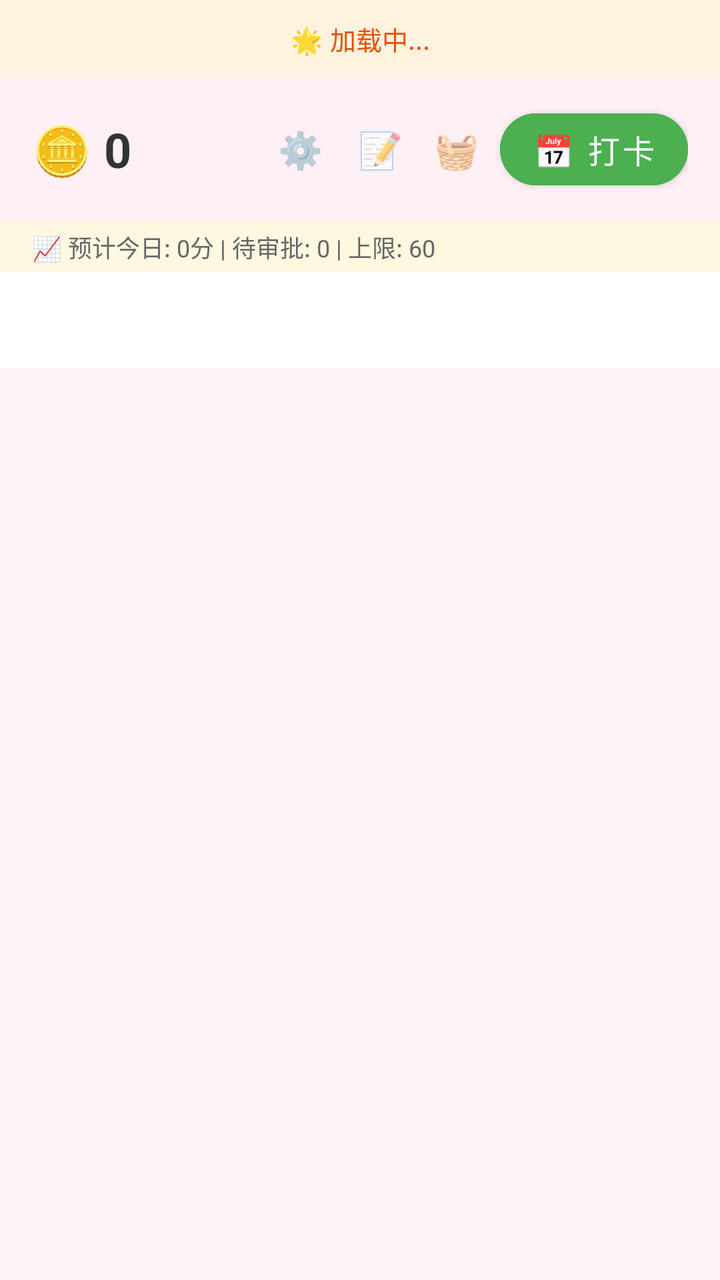
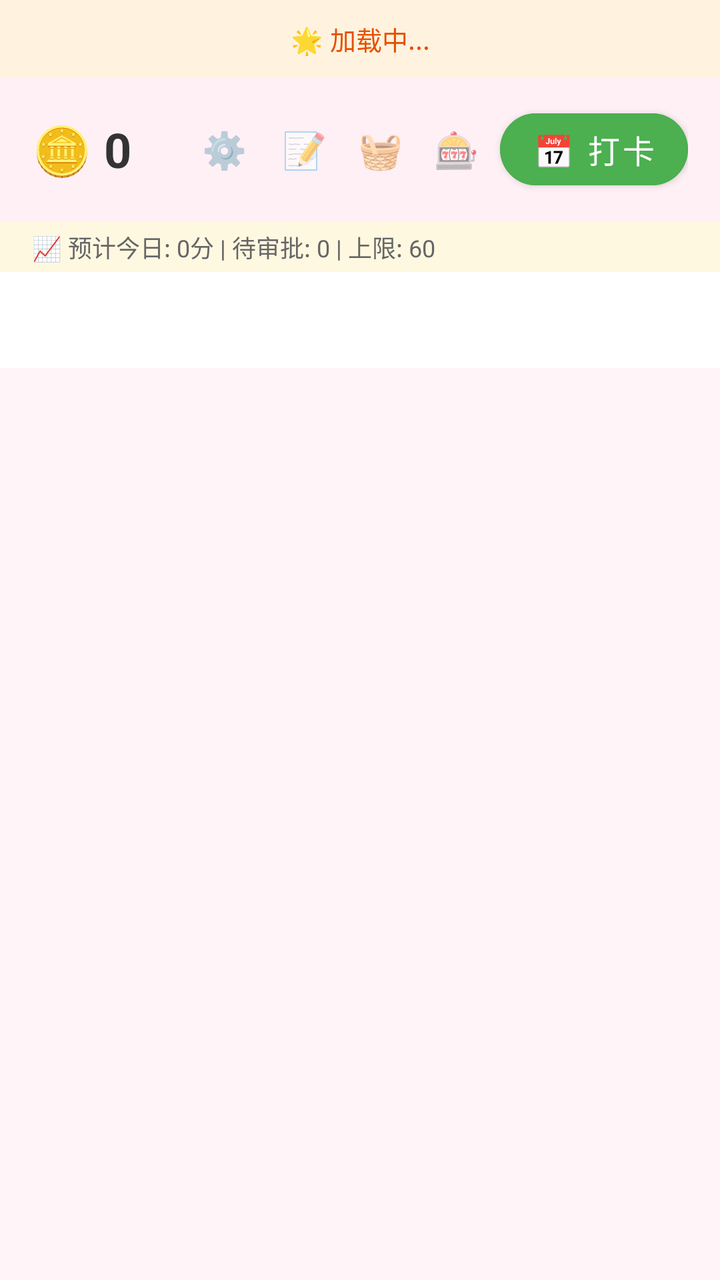

Screens rendered from an Android XML layout before and after an edit, with the pre-edit source and the edit as a unified diff.
<!-- AndroidManifest.xml: activity theme Theme.HabitTracker.Child -->
<!-- res/layout/activity_child.xml -->
<?xml version="1.0" encoding="utf-8"?>
<LinearLayout xmlns:android="http://schemas.android.com/apk/res/android"
    xmlns:app="http://schemas.android.com/apk/res-auto"
    android:layout_width="match_parent"
    android:layout_height="match_parent"
    android:orientation="vertical"
    android:background="@color/background_child">

    
    <TextView
        android:id="@+id/tv_daily_quote"
        android:layout_width="match_parent"
        android:layout_height="wrap_content"
        android:padding="10dp"
        android:paddingStart="16dp"
        android:paddingEnd="16dp"
        android:background="#FFF3E0"
        android:text="🌟 加载中..."
        android:textSize="13sp"
        android:textColor="#E65100"
        android:lineSpacingExtra="2dp"
        android:gravity="center" />

    
    <RelativeLayout
        android:layout_width="match_parent"
        android:layout_height="wrap_content"
        android:padding="12dp"
        android:paddingStart="16dp"
        android:paddingEnd="16dp"
        android:background="@color/child_pink_light">

        <TextView
            android:id="@+id/tv_coin_balance"
            android:layout_width="wrap_content"
            android:layout_height="wrap_content"
            android:layout_centerVertical="true"
            android:text="🪙 0"
            android:textSize="24sp"
            android:textColor="@color/text_primary"
            android:textStyle="bold" />

        <LinearLayout
            android:layout_width="wrap_content"
            android:layout_height="wrap_content"
            android:layout_alignParentEnd="true"
            android:layout_centerVertical="true"
            android:orientation="horizontal">

            <TextView
                android:id="@+id/btn_child_settings"
                android:layout_width="32dp"
                android:layout_height="32dp"
                android:text="⚙️"
                android:textSize="18sp"
                android:gravity="center"
                android:layout_marginEnd="8dp"
                android:background="?attr/selectableItemBackgroundBorderless"
                android:clickable="true"
                android:focusable="true"
                android:contentDescription="设置" />

            <TextView
                android:id="@+id/btn_submit_homework"
                android:layout_width="32dp"
                android:layout_height="32dp"
                android:text="📝"
                android:textSize="18sp"
                android:gravity="center"
                android:layout_marginEnd="6dp"
                android:background="?attr/selectableItemBackgroundBorderless"
                android:clickable="true"
                android:focusable="true"
                android:contentDescription="提交作业" />
            <TextView
                android:id="@+id/btn_laundry"
                android:layout_width="32dp"
                android:layout_height="32dp"
                android:text="🧺"
                android:textSize="18sp"
                android:gravity="center"
                android:layout_marginEnd="6dp"
                android:background="?attr/selectableItemBackgroundBorderless"
                android:clickable="true"
                android:focusable="true"
                android:contentDescription="洗衣任务" />
            <com.google.android.material.button.MaterialButton
                android:id="@+id/btn_check_in"
                android:layout_width="wrap_content"
                android:layout_height="48dp"
                android:text="📅 打卡"
                android:textSize="16sp"
                android:textAllCaps="false"
                app:cornerRadius="24dp"
                android:backgroundTint="@color/child_green" />

        </LinearLayout>

    </RelativeLayout>
    
    <TextView
        android:id="@+id/tv_earning_estimate"
        android:layout_width="match_parent"
        android:layout_height="wrap_content"
        android:paddingStart="16dp"
        android:paddingEnd="16dp"
        android:paddingTop="4dp"
        android:paddingBottom="4dp"
        android:text="📈 预计今日: 0分 | 待审批: 0 | 上限: 60"
        android:textSize="12sp"
        android:textColor="#FF666666"
        android:background="#FFF8E1" />

    
    <com.google.android.material.tabs.TabLayout
        android:id="@+id/tab_layout"
        android:layout_width="match_parent"
        android:layout_height="48dp"
        android:background="@android:color/white"
        app:tabMode="fixed"
        app:tabGravity="fill" />

    
    <androidx.viewpager2.widget.ViewPager2
        android:id="@+id/view_pager"
        android:layout_width="match_parent"
        android:layout_height="0dp"
        android:layout_weight="1" />

</LinearLayout>
<!-- resources referenced by this layout -->
<resources>
  <color name="background_child">#FFF5F9</color>
  <color name="child_green">#4CAF50</color>
  <color name="child_pink_light">#FFF0F5</color>
  <color name="text_primary">#333333</color>
  <style name="Theme.HabitTracker.Child" parent="Theme.HabitTracker">
          <item name="colorPrimary">@color/child_pink</item>
          <item name="android:statusBarColor">@color/child_pink_light</item>
      </style>
  <style name="Theme.HabitTracker" parent="Theme.MaterialComponents.Light.NoActionBar">
          <item name="colorPrimary">@color/child_pink</item>
          <item name="colorPrimaryVariant">@color/child_pink_light</item>
          <item name="colorOnPrimary">@color/white</item>
          <item name="colorSecondary">@color/child_green</item>
          <item name="android:statusBarColor">@color/child_pink_light</item>
      </style>
  <color name="child_pink">#FF6B9D</color>
  <color name="white">#FFFFFF</color>
</resources>

<!-- the commit's change to res/layout/activity_child.xml (unified diff, before → after) -->
@@ -84,6 +84,18 @@
                 android:clickable="true"
                 android:focusable="true"
                 android:contentDescription="洗衣任务" />
+            <TextView
+                android:id="@+id/btn_lottery"
+                android:layout_width="32dp"
+                android:layout_height="32dp"
+                android:text="🎰"
+                android:textSize="18sp"
+                android:gravity="center"
+                android:layout_marginEnd="6dp"
+                android:background="?attr/selectableItemBackgroundBorderless"
+                android:clickable="true"
+                android:focusable="true"
+                android:contentDescription="抽奖" />
             <com.google.android.material.button.MaterialButton
                 android:id="@+id/btn_check_in"
                 android:layout_width="wrap_content"
